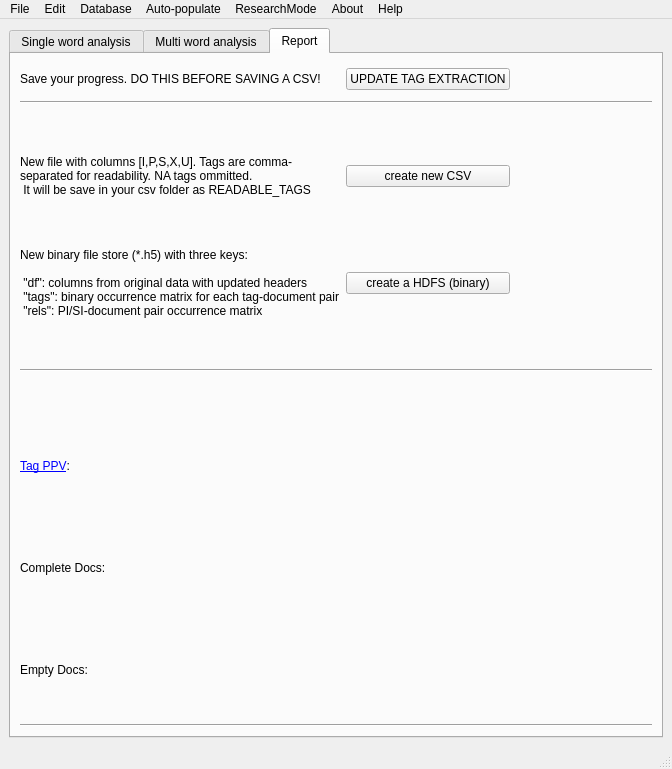
The window that nestor/ui/taggingUI.ui (usnistgov/nestor) describes before a commit, drawn with Qt 5.
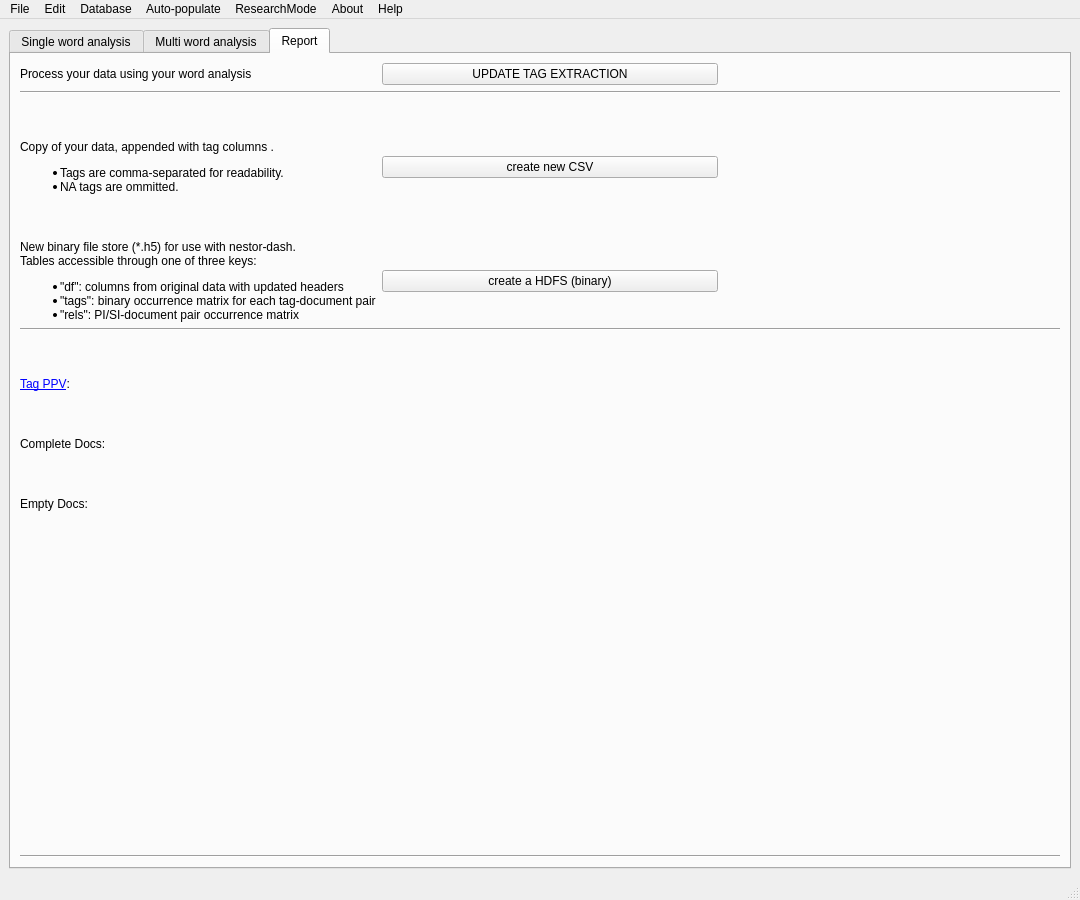
The same window after the commit. The open tabs and pages were chosen to show the change.

Commit message: - screen opens in middle, with nicer aspect ratio (1080x900) - Re-organized report tab - changed tab order for word analysis tabs - minor edits to descriptions

```diff
--- a/nestor/ui/taggingUI.ui
+++ b/nestor/ui/taggingUI.ui
@@ -6,8 +6,8 @@
    <rect>
     <x>0</x>
     <y>0</y>
-    <width>672</width>
-    <height>769</height>
+    <width>1080</width>
+    <height>900</height>
    </rect>
   </property>
   <property name="windowTitle">
@@ -19,6 +19,9 @@
      <layout class="QGridLayout" name="gridLayout_general">
       <item row="0" column="1">
        <widget class="QTabWidget" name="tabWidget">
+        <property name="focusPolicy">
+         <enum>Qt::ClickFocus</enum>
+        </property>
         <property name="currentIndex">
          <number>0</number>
         </property>
@@ -117,7 +120,7 @@
               <item>
                <widget class="QRadioButton" name="radioButton_1gram_UnknownEditor">
                 <property name="toolTip">
-                 <string>When a word can have 2 or more classification (you need more context)</string>
+                 <string>When a word can have 2 or more classifications (you need more context)</string>
                 </property>
                 <property name="text">
                  <string>Ambiguous (Unknown)</string>
@@ -130,7 +133,7 @@
               <item>
                <widget class="QRadioButton" name="radioButton_1gram_StopWordEditor">
                 <property name="toolTip">
-                 <string>a word that you think is IRELEVANTE on your corpus</string>
+                 <string>a word that you think is IRRELEVANT to your corpus</string>
                 </property>
                 <property name="text">
                  <string>Irrelevant (Stop-word)</string>
@@ -210,6 +213,15 @@
                   <height>50</height>
                  </size>
                 </property>
+                <property name="focusPolicy">
+                 <enum>Qt::ClickFocus</enum>
+                </property>
+                <property name="frameShadow">
+                 <enum>QFrame::Sunken</enum>
+                </property>
+                <property name="lineWidth">
+                 <number>1</number>
+                </property>
                 <property name="tabChangesFocus">
                  <bool>false</bool>
                 </property>
@@ -235,6 +247,9 @@
             </item>
             <item row="2" column="1">
              <widget class="QSlider" name="horizontalSlider_1gram_FindingThreshold">
+              <property name="focusPolicy">
+               <enum>Qt::NoFocus</enum>
+              </property>
               <property name="toolTip">
                <string>Number of similar word you want to see</string>
               </property>
@@ -275,6 +290,9 @@
                 <verstretch>0</verstretch>
                </sizepolicy>
               </property>
+              <property name="focusPolicy">
+               <enum>Qt::ClickFocus</enum>
+              </property>
               <property name="sizeAdjustPolicy">
                <enum>QAbstractScrollArea::AdjustToContents</enum>
               </property>
@@ -294,7 +312,7 @@
                <enum>QAbstractItemView::SelectRows</enum>
               </property>
               <property name="sortingEnabled">
-               <bool>true</bool>
+               <bool>false</bool>
               </property>
              </widget>
             </item>
@@ -302,6 +320,9 @@
              <layout class="QGridLayout" name="gridLayout_1gram_ActionButton">
               <item row="0" column="0" alignment="Qt::AlignHCenter">
                <widget class="QPushButton" name="pushButton_1gram_UpdateTokenProperty">
+                <property name="focusPolicy">
+                 <enum>Qt::NoFocus</enum>
+                </property>
                 <property name="text">
                  <string>Next word</string>
                 </property>
@@ -353,6 +374,9 @@
                 <verstretch>0</verstretch>
                </sizepolicy>
               </property>
+              <property name="focusPolicy">
+               <enum>Qt::ClickFocus</enum>
+              </property>
               <property name="editTriggers">
                <set>QAbstractItemView::NoEditTriggers</set>
               </property>
@@ -386,7 +410,7 @@
             <item row="0" column="1" alignment="Qt::AlignHCenter">
              <widget class="QLabel" name="label_Ngram_CompositionDescription">
               <property name="text">
-               <string>Word composition (?)</string>
+               <string>Word composition [?]</string>
               </property>
              </widget>
             </item>
@@ -394,6 +418,9 @@
              <layout class="QGridLayout" name="gridLayout_Ngram_ActionButton">
               <item row="0" column="0" alignment="Qt::AlignHCenter">
                <widget class="QPushButton" name="pushButton_Ngram_UpdateTokenProperty">
+                <property name="focusPolicy">
+                 <enum>Qt::NoFocus</enum>
+                </property>
                 <property name="toolTip">
                  <string>shortcut Enter key</string>
                 </property>
@@ -519,7 +546,7 @@
               <item>
                <widget class="QRadioButton" name="radioButton_Ngram_UnknownEditor">
                 <property name="toolTip">
-                 <string>When a word can have 2 or more classification (you need more context)</string>
+                 <string>When a word can have 2 or more classifications (you need more context)</string>
                 </property>
                 <property name="text">
                  <string>Ambiguous (Unknown)</string>
@@ -532,7 +559,7 @@
               <item>
                <widget class="QRadioButton" name="radioButton_Ngram_StopWordEditor">
                 <property name="toolTip">
-                 <string>a word that you think is IRELEVANTE on your corpus</string>
+                 <string>a word that you think is IRRELEVANT on your corpus</string>
                 </property>
                 <property name="text">
                  <string>Irrelevant (Stop-word)</string>
@@ -606,12 +633,18 @@
                   <height>50</height>
                  </size>
                 </property>
+                <property name="focusPolicy">
+                 <enum>Qt::ClickFocus</enum>
+                </property>
                 <property name="frameShape">
-                 <enum>QFrame::Box</enum>
+                 <enum>QFrame::StyledPanel</enum>
                 </property>
                 <property name="frameShadow">
                  <enum>QFrame::Sunken</enum>
                 </property>
+                <property name="lineWidth">
+                 <number>1</number>
+                </property>
                </widget>
               </item>
               <item>
@@ -659,89 +692,10 @@
           <string>Report</string>
          </attribute>
          <layout class="QGridLayout" name="gridLayout_4">
-          <item row="4" column="0">
-           <layout class="QGridLayout" name="gridLayout_report_progressPlot"/>
-          </item>
-          <item row="3" column="0">
-           <layout class="QHBoxLayout" name="horizontalLayout">
-            <item>
-             <layout class="QGridLayout" name="gridLayout_report_docsInfo">
-              <item row="4" column="0">
-               <widget class="QLabel" name="label_report_emptyDocs">
-                <property name="toolTip">
-                 <string>This is the number of MWOs that have zero tokens tagged</string>
-                </property>
-                <property name="text">
-                 <string>Empty Docs:</string>
-                </property>
-               </widget>
-              </item>
-              <item row="3" column="0">
-               <widget class="QLabel" name="label_report_completeDocs">
-                <property name="toolTip">
-                 <string>This is the number of MWOs that have all of the tokens completely tagged. </string>
-                </property>
-                <property name="text">
-                 <string>Complete Docs: </string>
-                </property>
-               </widget>
-              </item>
-              <item row="2" column="0">
-               <widget class="QLabel" name="label_report_tagCompleteness">
-                <property name="toolTip">
-                 <string>This is the Tag Positive Predictive Value.</string>
-                </property>
-                <property name="text">
-                 <string>&lt;a href=&quot;https://en.wikipedia.org/wiki/Positive_and_negative_predictive_values&quot;&gt;Tag PPV&lt;/a&gt;:</string>
-                </property>
-                <property name="openExternalLinks">
-                 <bool>true</bool>
-                </property>
-               </widget>
-              </item>
-             </layout>
-            </item>
-           </layout>
-          </item>
           <item row="0" column="0">
            <layout class="QGridLayout" name="gridLayout_report_general">
             <item row="0" column="0">
              <layout class="QGridLayout" name="gridLayout_report_action">
-              <item row="5" column="0">
-               <widget class="QLabel" name="label_report_saveNewCsv">
-                <property name="text">
-                 <string>New file with columns [I,P,S,X,U]. Tags are comma-
-separated for readability. NA tags ommitted. 
- It will be save in your csv folder as READABLE_TAGS</string>
-                </property>
-               </widget>
-              </item>
-              <item row="0" column="1">
-               <widget class="QPushButton" name="pushButton_report_saveTrack">
-                <property name="toolTip">
-                 <string/>
-                </property>
-                <property name="text">
-                 <string>UPDATE TAG EXTRACTION</string>
-                </property>
-               </widget>
-              </item>
-              <item row="4" column="0">
-               <spacer name="verticalSpacer_9">
-                <property name="orientation">
-                 <enum>Qt::Vertical</enum>
-                </property>
-                <property name="sizeType">
-                 <enum>QSizePolicy::Minimum</enum>
-                </property>
-                <property name="sizeHint" stdset="0">
-                 <size>
-                  <width>20</width>
-                  <height>40</height>
-                 </size>
-                </property>
-               </spacer>
-              </item>
               <item row="3" column="0" colspan="3">
                <widget class="Line" name="line_6">
                 <property name="orientation">
@@ -752,10 +706,26 @@
               <item row="0" column="0">
                <widget class="QLabel" name="label_report_keepTrack">
                 <property name="text">
-                 <string>Save your progress. DO THIS BEFORE SAVING A CSV!</string>
+                 <string>Process your data using your word analysis</string>
                 </property>
                </widget>
               </item>
+              <item row="4" column="0">
+               <spacer name="verticalSpacer_9">
+                <property name="orientation">
+                 <enum>Qt::Vertical</enum>
+                </property>
+                <property name="sizeType">
+                 <enum>QSizePolicy::Minimum</enum>
+                </property>
+                <property name="sizeHint" stdset="0">
+                 <size>
+                  <width>20</width>
+                  <height>40</height>
+                 </size>
+                </property>
+               </spacer>
+              </item>
               <item row="5" column="1">
                <widget class="QPushButton" name="pushButton_report_saveNewCsv">
                 <property name="enabled">
@@ -785,30 +755,22 @@
               <item row="7" column="0">
                <widget class="QLabel" name="label_report_saveBinnary">
                 <property name="text">
-                 <string>New binary file store (*.h5) with three keys: 
-
- &quot;df&quot;: columns from original data with updated headers 
- &quot;tags&quot;: binary occurrence matrix for each tag-document pair
- &quot;rels&quot;: PI/SI-document pair occurrence matrix</string>
+                 <string>&lt;html&gt;&lt;head/&gt;
+&lt;body&gt;
+&lt;p&gt;
+New binary file store (*.h5) for use with nestor-dash. 
+&lt;br&gt;Tables accessible through one of three keys: 
+&lt;ul&gt;
+&lt;li&gt; &quot;df&quot;: columns from original data with updated headers  &lt;/li&gt;
+&lt;li&gt; &quot;tags&quot;: binary occurrence matrix for each tag-document pair&lt;/li&gt;
+&lt;li&gt;  &quot;rels&quot;: PI/SI-document pair occurrence matrix&lt;/li&gt;
+&lt;/ul&gt;
+&lt;/p&gt;
+&lt;/body&gt;
+&lt;/html&gt;</string>
                 </property>
                </widget>
               </item>
-              <item row="8" column="0">
-               <spacer name="verticalSpacer_12">
-                <property name="orientation">
-                 <enum>Qt::Vertical</enum>
-                </property>
-                <property name="sizeType">
-                 <enum>QSizePolicy::Minimum</enum>
-                </property>
-                <property name="sizeHint" stdset="0">
-                 <size>
-                  <width>20</width>
-                  <height>40</height>
-                 </size>
-                </property>
-               </spacer>
-              </item>
               <item row="7" column="1">
                <widget class="QPushButton" name="pushButton_report_saveH5">
                 <property name="enabled">
@@ -819,17 +781,51 @@
                 </property>
                </widget>
               </item>
+              <item row="5" column="0">
+               <widget class="QLabel" name="label_report_saveNewCsv">
+                <property name="text">
+                 <string>&lt;html&gt;&lt;head/&gt;
+&lt;body&gt;
+&lt;p&gt;
+Copy of your data, appended with tag columns . 
+&lt;ul&gt;
+&lt;li&gt;Tags are comma-separated for readability. &lt;/li&gt;
+&lt;li&gt;NA tags are ommitted. &lt;/li&gt;
+&lt;/ul&gt;
+&lt;/p&gt;
+&lt;/body&gt;
+&lt;/html&gt;</string>
+                </property>
+               </widget>
+              </item>
+              <item row="0" column="1">
+               <widget class="QPushButton" name="pushButton_report_saveTrack">
+                <property name="toolTip">
+                 <string/>
+                </property>
+                <property name="text">
+                 <string>UPDATE TAG EXTRACTION</string>
+                </property>
+               </widget>
+              </item>
              </layout>
             </item>
            </layout>
           </item>
-          <item row="5" column="0">
+          <item row="4" column="0">
            <widget class="Line" name="line_8">
             <property name="orientation">
              <enum>Qt::Horizontal</enum>
             </property>
            </widget>
           </item>
+          <item row="1" column="0">
+           <widget class="Line" name="line_7">
+            <property name="orientation">
+             <enum>Qt::Horizontal</enum>
+            </property>
+           </widget>
+          </item>
           <item row="2" column="0">
            <spacer name="verticalSpacer_11">
             <property name="orientation">
@@ -846,12 +842,98 @@
             </property>
            </spacer>
           </item>
-          <item row="1" column="0">
-           <widget class="Line" name="line_7">
-            <property name="orientation">
-             <enum>Qt::Horizontal</enum>
-            </property>
-           </widget>
+          <item row="3" column="0">
+           <layout class="QGridLayout" name="gridLayout_8">
+            <item row="0" column="0">
+             <layout class="QHBoxLayout" name="horizontalLayout">
+              <item>
+               <layout class="QGridLayout" name="gridLayout_report_docsInfo">
+                <item row="7" column="0">
+                 <spacer name="verticalSpacer_12">
+                  <property name="orientation">
+                   <enum>Qt::Vertical</enum>
+                  </property>
+                  <property name="sizeHint" stdset="0">
+                   <size>
+                    <width>20</width>
+                    <height>40</height>
+                   </size>
+                  </property>
+                 </spacer>
+                </item>
+                <item row="5" column="0">
+                 <spacer name="verticalSpacer_13">
+                  <property name="orientation">
+                   <enum>Qt::Vertical</enum>
+                  </property>
+                  <property name="sizeType">
+                   <enum>QSizePolicy::Minimum</enum>
+                  </property>
+                  <property name="sizeHint" stdset="0">
+                   <size>
+                    <width>20</width>
+                    <height>40</height>
+                   </size>
+                  </property>
+                 </spacer>
+                </item>
+                <item row="6" column="0">
+                 <widget class="QLabel" name="label_report_emptyDocs">
+                  <property name="toolTip">
+                   <string>This is the number of MWOs that have zero tokens tagged</string>
+                  </property>
+                  <property name="text">
+                   <string>Empty Docs:</string>
+                  </property>
+                 </widget>
+                </item>
+                <item row="4" column="0">
+                 <widget class="QLabel" name="label_report_completeDocs">
+                  <property name="toolTip">
+                   <string>This is the number of MWOs that have all of the tokens completely tagged. </string>
+                  </property>
+                  <property name="text">
+                   <string>Complete Docs: </string>
+                  </property>
+                 </widget>
+                </item>
+                <item row="2" column="0">
+                 <widget class="QLabel" name="label_report_tagCompleteness">
+                  <property name="toolTip">
+                   <string>This is the Tag Positive Predictive Value.</string>
+                  </property>
+                  <property name="text">
+                   <string>&lt;a href=&quot;https://en.wikipedia.org/wiki/Positive_and_negative_predictive_values&quot;&gt;Tag PPV&lt;/a&gt;:</string>
+                  </property>
+                  <property name="openExternalLinks">
+                   <bool>true</bool>
+                  </property>
+                 </widget>
+                </item>
+                <item row="3" column="0">
+                 <spacer name="verticalSpacer_14">
+                  <property name="orientation">
+                   <enum>Qt::Vertical</enum>
+                  </property>
+                  <property name="sizeType">
+                   <enum>QSizePolicy::Minimum</enum>
+                  </property>
+                  <property name="sizeHint" stdset="0">
+                   <size>
+                    <width>20</width>
+                    <height>40</height>
+                   </size>
+                  </property>
+                 </spacer>
+                </item>
+               </layout>
+              </item>
+              <item>
+               <layout class="QGridLayout" name="gridLayout_report_progressPlot"/>
+              </item>
+             </layout>
+            </item>
+           </layout>
           </item>
          </layout>
         </widget>
@@ -867,7 +949,7 @@
     <rect>
      <x>0</x>
      <y>0</y>
-     <width>672</width>
+     <width>1080</width>
      <height>22</height>
     </rect>
    </property>
```
Left out of the diff: 25 changed lines with no effect on the pictures. The commit also changes 3 other files.
